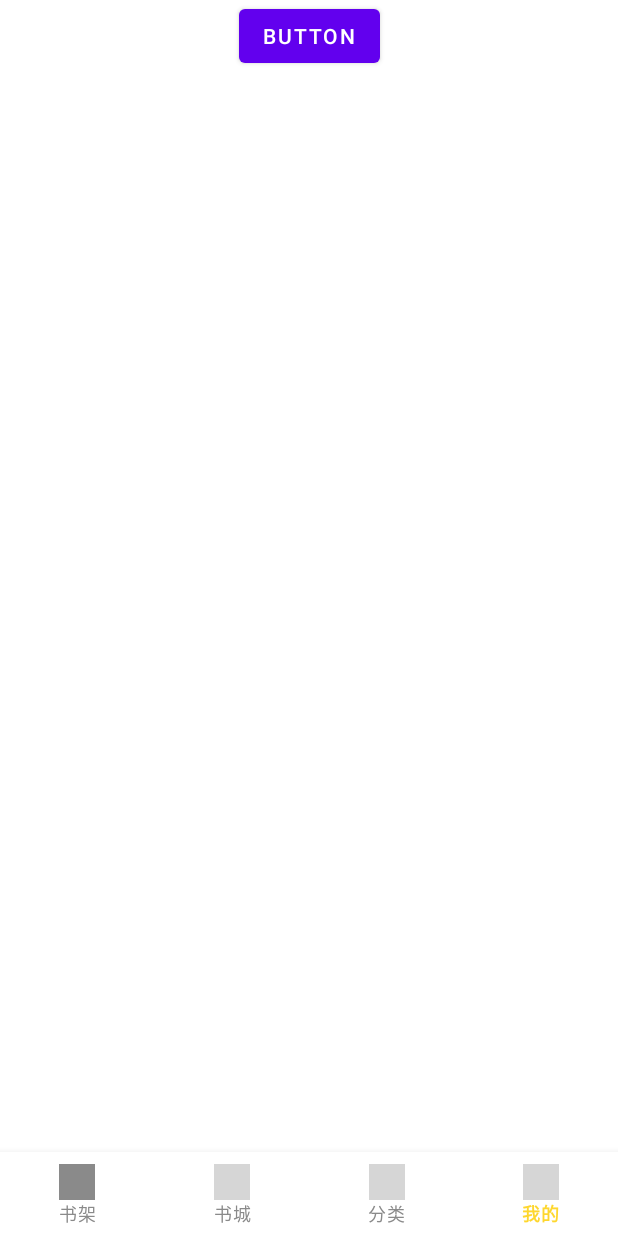
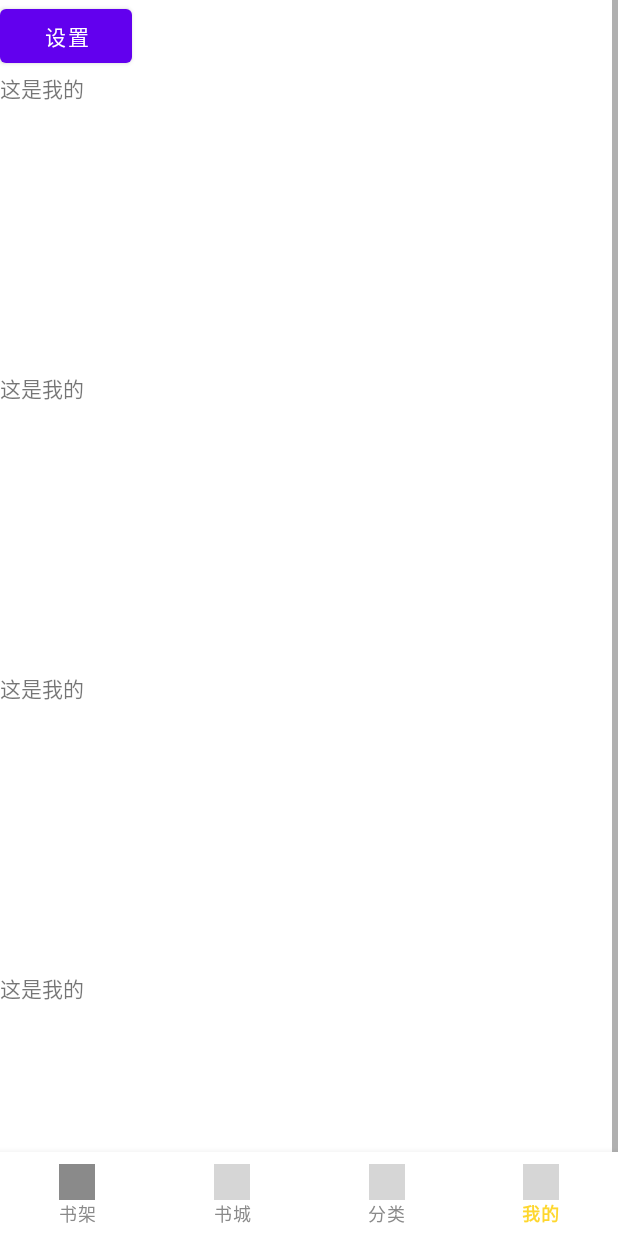
Before and after one commit to jnuwxc/kmTest, an Android app: the screen it shows after launch (MainActivity), item 4 of the bottom bar chosen, on a phone screen of 412 x 824 dp. Run offline under Robolectric (Android 15) with nearby library versions, the phone set to English and light mode, and no system bars; grey boxes are pictures that could not be loaded.

Commit message:
主页底部栏UI和逻辑完成，使用bottomNavigationView+四个fragment。

```diff
--- a/app/build.gradle
+++ b/app/build.gradle
@@ -34,6 +34,7 @@ dependencies {
     implementation 'androidx.appcompat:appcompat:1.2.0'
     implementation 'com.google.android.material:material:1.3.0'
     implementation 'androidx.constraintlayout:constraintlayout:2.0.4'
+    implementation 'androidx.legacy:legacy-support-v4:1.0.0'
     testImplementation 'junit:junit:4.+'
     androidTestImplementation 'androidx.test.ext:junit:1.1.2'
     androidTestImplementation 'androidx.test.espresso:espresso-core:3.3.0'
--- /dev/null
+++ b/app/src/main/java/com/example/kmtest/BookSelfFragment.java
@@ -0,0 +1,19 @@
+package com.example.kmtest;
+
+import android.os.Bundle;
+import android.view.LayoutInflater;
+import android.view.View;
+import android.view.ViewGroup;
+
+import androidx.annotation.NonNull;
+import androidx.annotation.Nullable;
+import androidx.fragment.app.Fragment;
+
+public class BookSelfFragment extends Fragment {
+
+    @Nullable
+    @Override
+    public View onCreateView(@NonNull LayoutInflater inflater, @Nullable ViewGroup container, @Nullable Bundle savedInstanceState) {
+        return getLayoutInflater().inflate(R.layout.fragment_book_shelf, container, false);
+    }
+}
--- a/app/src/main/java/com/example/kmtest/MainActivity.java
+++ b/app/src/main/java/com/example/kmtest/MainActivity.java
@@ -1,24 +1,62 @@
 package com.example.kmtest;
 
+import androidx.annotation.NonNull;
 import androidx.appcompat.app.AppCompatActivity;
-import androidx.appcompat.widget.Toolbar;
+import androidx.fragment.app.Fragment;
+import androidx.fragment.app.FragmentManager;
+import androidx.fragment.app.FragmentTransaction;
+import android.os.Bundle;
+import android.util.Log;
+import android.view.MenuItem;
 
-import android.content.Intent;
-import android.os.Bundle;
-import android.widget.Button;
+import com.google.android.material.bottomnavigation.BottomNavigationView;
 
 public class MainActivity extends AppCompatActivity {
 
+    private static final String TAG = "MainActivity";
     @Override
     protected void onCreate(Bundle savedInstanceState) {
         super.onCreate(savedInstanceState);
         setContentView(R.layout.activity_main);
         getSupportActionBar().hide();
 
-        Button button = findViewById(R.id.button);
-        button.setOnClickListener(it->{
-            Intent intent = new Intent(this, SettingActivity.class);
-            startActivity(intent);
+
+        replaceFragment(new BookSelfFragment());
+
+        BottomNavigationView bottomNavigationView = findViewById(R.id.bottomNavigation);
+        bottomNavigationView.setOnNavigationItemSelectedListener(new BottomNavigationView.OnNavigationItemSelectedListener() {
+            @Override
+            public boolean onNavigationItemSelected(@NonNull MenuItem item) {
+                switch (item.getItemId()){
+                    case R.id.bookShelf:
+                        replaceFragment(new BookSelfFragment());
+                        Log.d(TAG, "onNavigationItemSelected: " + " bookShelf");
+                        break;
+                    case R.id.bookStore:
+                        replaceFragment(new BookStoreFragment());
+                        Log.d(TAG, "onNavigationItemSelected: " + " bookStore");
+                        break;
+                    case R.id.classification:
+                        replaceFragment(new ClassificationFragment());
+                        Log.d(TAG, "onNavigationItemSelected: " + " classification");
+                        break;
+                    case R.id.my:
+                        replaceFragment(new MyFragment());
+                        Log.d(TAG, "onNavigationItemSelected: " + " my");
+                        break;
+                    default:
+                }
+                return true;
+            }
         });
     }
+
+    private void replaceFragment(Fragment fragment){
+        Log.d(TAG, "replaceFragment: ");
+        FragmentManager fragmentManager = getSupportFragmentManager();
+        FragmentTransaction transaction = fragmentManager.beginTransaction();
+        transaction.replace(R.id.mainFragment, fragment);
+        transaction.commit();
+    }
+
 }
--- /dev/null
+++ b/app/src/main/java/com/example/kmtest/MyFragment.java
@@ -0,0 +1,27 @@
+package com.example.kmtest;
+
+import android.content.Intent;
+import android.os.Bundle;
+
+import androidx.fragment.app.Fragment;
+
+import android.view.LayoutInflater;
+import android.view.View;
+import android.view.ViewGroup;
+import android.widget.Button;
+
+public class MyFragment extends Fragment {
+
+    @Override
+    public View onCreateView(LayoutInflater inflater, ViewGroup container,
+                             Bundle savedInstanceState) {
+        View view =  inflater.inflate(R.layout.fragment_my, container, false);
+        // Inflate the layout for this fragment
+        Button settingBtn = view.findViewById(R.id.setting);
+        settingBtn.setOnClickListener(v -> {
+            Intent intent = new Intent(getContext(), SettingActivity.class);
+            startActivity(intent);
+        });
+        return view;
+    }
+}
--- a/app/src/main/java/com/example/kmtest/SettingActivity.java
+++ b/app/src/main/java/com/example/kmtest/SettingActivity.java
@@ -5,8 +5,11 @@ import androidx.appcompat.widget.Toolbar;
 import androidx.core.view.ViewCompat;
 
 import android.os.Bundle;
+import android.util.Log;
 import android.view.View;
 import android.view.WindowInsetsController;
+import android.widget.Button;
+import android.widget.Switch;
 
 public class SettingActivity extends AppCompatActivity {
 
--- a/app/src/main/res/color/bottom_navigation_item_color.xml
+++ b/app/src/main/res/color/bottom_navigation_item_color.xml
@@ -1,6 +1,8 @@
 <?xml version="1.0" encoding="utf-8"?>
 <selector xmlns:android="http://schemas.android.com/apk/res/android">
 
-    <item android:color="#8A8A8A" android:state_checked="false"/>
+
     <item android:color="@color/qimao_yellow" android:state_checked="true"/>
+    <item android:color="#8A8A8A" />
+
 </selector>
--- a/app/src/main/res/layout/activity_main.xml
+++ b/app/src/main/res/layout/activity_main.xml
@@ -6,14 +6,14 @@
     android:layout_height="match_parent"
     tools:context=".MainActivity">
 
-    <Button
-        android:id="@+id/button"
-        android:layout_width="wrap_content"
-        android:layout_height="wrap_content"
-        android:text="button"
-        app:layout_constraintStart_toStartOf="parent"
-        app:layout_constraintEnd_toEndOf="parent"
-        app:layout_constraintTop_toTopOf="parent"/>
+
+    <FrameLayout
+        android:id="@+id/mainFragment"
+        android:layout_width="match_parent"
+        android:layout_height="0dp"
+        app:layout_constraintTop_toTopOf="parent"
+        app:layout_constraintBottom_toBottomOf="parent"
+        />
 
     <com.google.android.material.bottomnavigation.BottomNavigationView
         android:id="@+id/bottomNavigation"
--- /dev/null
+++ b/app/src/main/res/layout/fragment_my.xml
@@ -0,0 +1,47 @@
+<?xml version="1.0" encoding="utf-8"?>
+<FrameLayout xmlns:android="http://schemas.android.com/apk/res/android"
+    xmlns:tools="http://schemas.android.com/tools"
+    android:layout_width="match_parent"
+    android:layout_height="match_parent"
+    tools:context=".MyFragment">
+
+
+    <ScrollView
+        android:layout_width="match_parent"
+        android:layout_height="match_parent"
+        >
+
+        <LinearLayout
+            android:layout_width="match_parent"
+            android:layout_height="match_parent"
+            android:orientation="vertical">
+
+            <Button
+                android:id="@+id/setting"
+                android:layout_width="wrap_content"
+                android:layout_height="wrap_content"
+                android:text="设置"/>
+            <TextView
+                android:layout_width="wrap_content"
+                android:layout_height="200dp"
+                android:text="这是我的" />
+
+            <TextView
+                android:layout_width="wrap_content"
+                android:layout_height="200dp"
+                android:text="这是我的" />
+
+            <TextView
+                android:layout_width="wrap_content"
+                android:layout_height="200dp"
+                android:text="这是我的" />
+
+            <TextView
+                android:layout_width="wrap_content"
+                android:layout_height="200dp"
+                android:text="这是我的" />
+        </LinearLayout>
+    </ScrollView>
+
+
+</FrameLayout>
```
Also changed, not shown: app/src/main/java/com/example/kmtest/BookStoreFragment.java (added, +64 -0 lines), app/src/main/java/com/example/kmtest/ClassificationFragment.java (added, +64 -0 lines), app/src/main/res/layout/fragment_book_shelf.xml (added, +38 -0 lines), app/src/main/res/layout/fragment_book_store.xml (added, +40 -0 lines), app/src/main/res/layout/fragment_classification.xml (added, +40 -0 lines).
